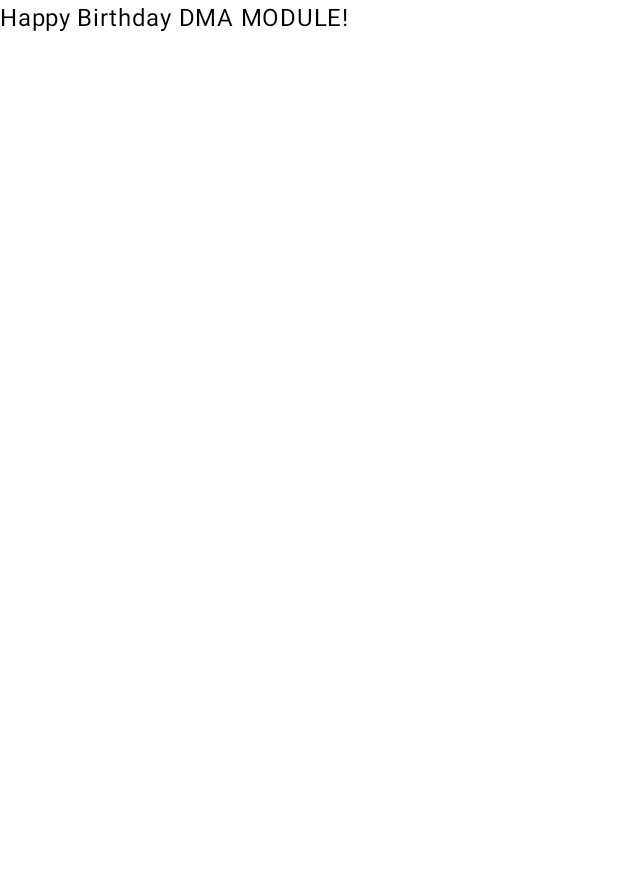
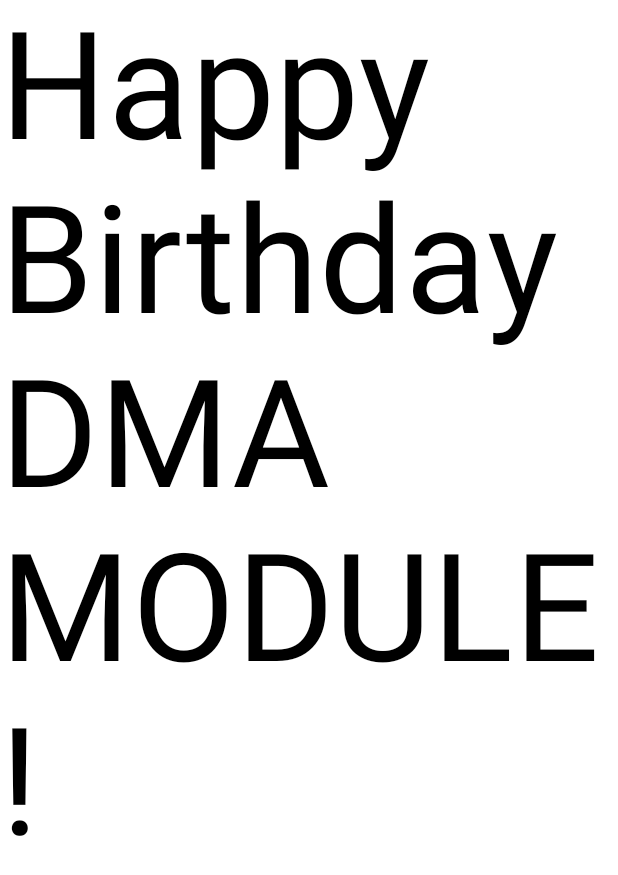
Before and after one commit to yurikajoshi01/DMA-Android-studio-projects, an Android app built with Jetpack Compose: the @Preview function BirthdayCardPreview, on a phone screen of 412 x 824 dp. Shown: the top 875 px of the screen. Run offline under Robolectric (Android 15) with nearby library versions, the light colour scheme and no system bars.

Commit message:
Added fontSize and lineHeight arguments for adjusting and font size line height imported androidx package required for sp unit measurement to work.

```diff
--- a/HappyBirthday/app/src/main/java/com/example/happybirthday/MainActivity.kt
+++ b/HappyBirthday/app/src/main/java/com/example/happybirthday/MainActivity.kt
@@ -10,6 +10,7 @@ import androidx.compose.material3.Text
 import androidx.compose.runtime.Composable
 import androidx.compose.ui.Modifier
 import androidx.compose.ui.tooling.preview.Preview
+import androidx.compose.ui.unit.sp
 import com.example.happybirthday.ui.theme.HappyBirthdayTheme
 
 class MainActivity : ComponentActivity() {
@@ -32,7 +33,9 @@ class MainActivity : ComponentActivity() {
 @Composable
 fun GreetingText(message: String, modifier:Modifier = Modifier){
  Text(
-     text = message
+     text = message,
+     fontSize = 100.sp,
+     lineHeight = 116.sp,
  )
 }
 
```
